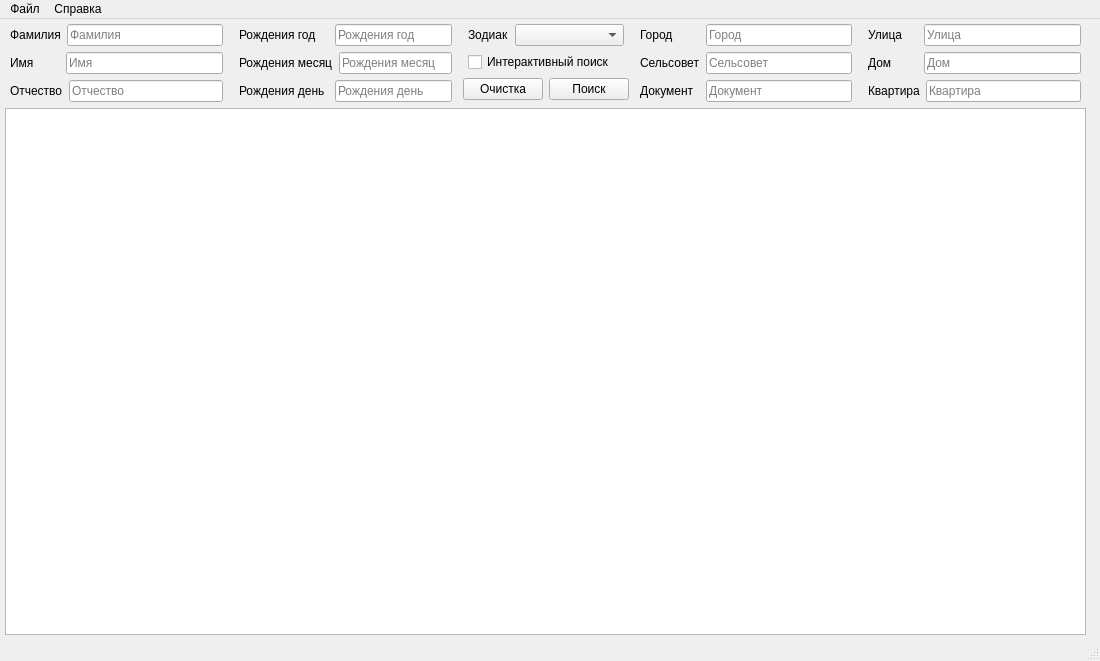
Old version of the form testBD.ui in the repository MindVersal/testPython.
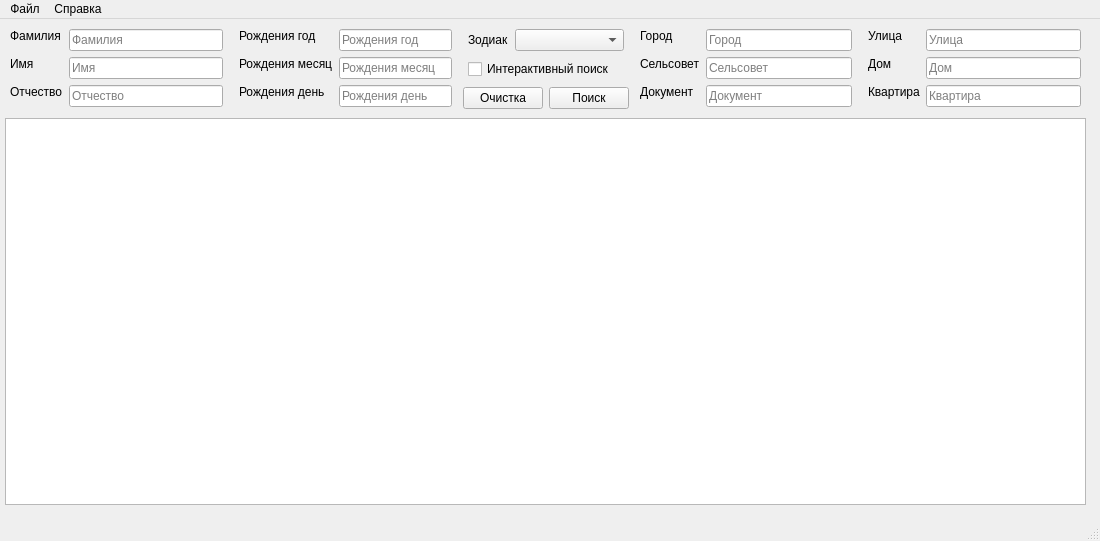
New version of the form. Icons and pictures are not drawn.

Patch:
```diff
--- a/testBD.ui
+++ b/testBD.ui
@@ -7,7 +7,7 @@
     <x>0</x>
     <y>0</y>
     <width>1100</width>
-    <height>661</height>
+    <height>537</height>
    </rect>
   </property>
   <property name="sizePolicy">
@@ -39,7 +39,7 @@
    <property name="minimumSize">
     <size>
      <width>1100</width>
-     <height>300</height>
+     <height>500</height>
     </size>
    </property>
    <property name="baseSize">
@@ -60,10 +60,10 @@
       <x>0</x>
       <y>0</y>
       <width>1091</width>
-      <height>621</height>
+      <height>491</height>
      </rect>
     </property>
-    <layout class="QGridLayout" name="grid_main_layout" columnstretch="0">
+    <layout class="QGridLayout" name="grid_main_layout" rowstretch="0,0" columnstretch="0">
      <property name="sizeConstraint">
       <enum>QLayout::SetDefaultConstraint</enum>
      </property>
@@ -79,29 +79,23 @@
      <property name="bottomMargin">
       <number>5</number>
      </property>
-     <item row="1" column="0">
-      <widget class="QTableView" name="tableView">
-       <property name="sizePolicy">
-        <sizepolicy hsizetype="Expanding" vsizetype="Expanding">
-         <horstretch>0</horstretch>
-         <verstretch>0</verstretch>
-        </sizepolicy>
-       </property>
-      </widget>
-     </item>
      <item row="0" column="0">
       <layout class="QHBoxLayout" name="horizontalLayout" stretch="0,0,1,0,0">
        <item>
-        <layout class="QVBoxLayout" name="vertical_layout_fio">
-         <item>
-          <layout class="QHBoxLayout" name="horizontal_layout_family">
+        <layout class="QFormLayout" name="form_layout_fio">
            <property name="leftMargin">
             <number>5</number>
            </property>
+         <property name="topMargin">
+          <number>5</number>
+         </property>
            <property name="rightMargin">
             <number>5</number>
            </property>
-           <item>
+         <property name="bottomMargin">
+          <number>5</number>
+         </property>
+         <item row="0" column="0">
             <widget class="QLabel" name="label_family">
              <property name="sizePolicy">
               <sizepolicy hsizetype="Fixed" vsizetype="Fixed">
@@ -121,9 +115,12 @@
              <property name="text">
               <string>Фамилия</string>
              </property>
-            </widget>
-           </item>
-           <item>
+           <property name="scaledContents">
+            <bool>false</bool>
+           </property>
+          </widget>
+         </item>
+         <item row="0" column="1">
             <widget class="QLineEdit" name="edit_family">
              <property name="sizePolicy">
               <sizepolicy hsizetype="Preferred" vsizetype="Fixed">
@@ -139,17 +136,7 @@
              </property>
             </widget>
            </item>
-          </layout>
-         </item>
-         <item>
-          <layout class="QHBoxLayout" name="horizontal_layout_name">
-           <property name="leftMargin">
-            <number>5</number>
-           </property>
-           <property name="rightMargin">
-            <number>5</number>
-           </property>
-           <item>
+         <item row="1" column="0">
             <widget class="QLabel" name="label_name">
              <property name="sizePolicy">
               <sizepolicy hsizetype="Fixed" vsizetype="Fixed">
@@ -168,7 +155,7 @@
              </property>
             </widget>
            </item>
-           <item>
+         <item row="1" column="1">
             <widget class="QLineEdit" name="edit_name">
              <property name="sizePolicy">
               <sizepolicy hsizetype="Preferred" vsizetype="Fixed">
@@ -184,17 +171,7 @@
              </property>
             </widget>
            </item>
-          </layout>
-         </item>
-         <item>
-          <layout class="QHBoxLayout" name="horizontal_layout_farther">
-           <property name="leftMargin">
-            <number>5</number>
-           </property>
-           <property name="rightMargin">
-            <number>5</number>
-           </property>
-           <item>
+         <item row="2" column="0">
             <widget class="QLabel" name="label_farther">
              <property name="sizePolicy">
               <sizepolicy hsizetype="Fixed" vsizetype="Fixed">
@@ -213,7 +190,7 @@
              </property>
             </widget>
            </item>
-           <item>
+         <item row="2" column="1">
             <widget class="QLineEdit" name="edit_farther">
              <property name="sizePolicy">
               <sizepolicy hsizetype="Preferred" vsizetype="Fixed">
@@ -231,19 +208,21 @@
            </item>
           </layout>
          </item>
-        </layout>
-       </item>
        <item>
-        <layout class="QVBoxLayout" name="vertical_layout_birthday">
-         <item>
-          <layout class="QHBoxLayout" name="horizontal_layout_birthday_year">
+        <layout class="QFormLayout" name="form_layout_birthday">
            <property name="leftMargin">
             <number>5</number>
            </property>
+         <property name="topMargin">
+          <number>5</number>
+         </property>
            <property name="rightMargin">
             <number>5</number>
            </property>
-           <item>
+         <property name="bottomMargin">
+          <number>5</number>
+         </property>
+         <item row="0" column="0">
             <widget class="QLabel" name="label_birthday_year">
              <property name="sizePolicy">
               <sizepolicy hsizetype="Fixed" vsizetype="Fixed">
@@ -262,7 +241,7 @@
              </property>
             </widget>
            </item>
-           <item>
+         <item row="0" column="1">
             <widget class="QLineEdit" name="edit_birthday_year">
              <property name="sizePolicy">
               <sizepolicy hsizetype="Preferred" vsizetype="Fixed">
@@ -278,17 +257,7 @@
              </property>
             </widget>
            </item>
-          </layout>
-         </item>
-         <item>
-          <layout class="QHBoxLayout" name="horizontal_layout_birthday_month">
-           <property name="leftMargin">
-            <number>5</number>
-           </property>
-           <property name="rightMargin">
-            <number>5</number>
-           </property>
-           <item>
+         <item row="1" column="0">
             <widget class="QLabel" name="label_birthday_month">
              <property name="sizePolicy">
               <sizepolicy hsizetype="Fixed" vsizetype="Fixed">
@@ -307,7 +276,7 @@
              </property>
             </widget>
            </item>
-           <item>
+         <item row="1" column="1">
             <widget class="QLineEdit" name="edit_birthday_month">
              <property name="sizePolicy">
               <sizepolicy hsizetype="Preferred" vsizetype="Fixed">
@@ -323,17 +292,7 @@
              </property>
             </widget>
            </item>
-          </layout>
-         </item>
-         <item>
-          <layout class="QHBoxLayout" name="horizontal_layout_birthday_day">
-           <property name="leftMargin">
-            <number>5</number>
-           </property>
-           <property name="rightMargin">
-            <number>5</number>
-           </property>
-           <item>
+         <item row="2" column="0">
             <widget class="QLabel" name="label_birthday_day">
              <property name="sizePolicy">
               <sizepolicy hsizetype="Fixed" vsizetype="Fixed">
@@ -352,7 +311,7 @@
              </property>
             </widget>
            </item>
-           <item>
+         <item row="2" column="1">
             <widget class="QLineEdit" name="edit_birthday_day">
              <property name="sizePolicy">
               <sizepolicy hsizetype="Preferred" vsizetype="Fixed">
@@ -370,8 +329,6 @@
            </item>
           </layout>
          </item>
-        </layout>
-       </item>
        <item>
         <layout class="QVBoxLayout" name="vertical_layout_addons">
          <item>
@@ -379,9 +336,15 @@
            <property name="leftMargin">
             <number>5</number>
            </property>
+           <property name="topMargin">
+            <number>3</number>
+           </property>
            <property name="rightMargin">
             <number>5</number>
            </property>
+           <property name="bottomMargin">
+            <number>0</number>
+           </property>
            <item>
             <widget class="QLabel" name="label_zodiak">
              <property name="sizePolicy">
@@ -469,16 +432,20 @@
         </layout>
        </item>
        <item>
-        <layout class="QVBoxLayout" name="vertical_layout_ksiva_poselenie">
-         <item>
-          <layout class="QHBoxLayout" name="horizontal_layout_city">
+        <layout class="QFormLayout" name="form_layout_city">
            <property name="leftMargin">
             <number>5</number>
            </property>
+         <property name="topMargin">
+          <number>5</number>
+         </property>
            <property name="rightMargin">
             <number>5</number>
            </property>
-           <item>
+         <property name="bottomMargin">
+          <number>5</number>
+         </property>
+         <item row="0" column="0">
             <widget class="QLabel" name="label_city">
              <property name="sizePolicy">
               <sizepolicy hsizetype="Fixed" vsizetype="Fixed">
@@ -497,7 +464,7 @@
              </property>
             </widget>
            </item>
-           <item>
+         <item row="0" column="1">
             <widget class="QLineEdit" name="edit_city">
              <property name="sizePolicy">
               <sizepolicy hsizetype="Preferred" vsizetype="Fixed">
@@ -513,17 +480,7 @@
              </property>
             </widget>
            </item>
-          </layout>
-         </item>
-         <item>
-          <layout class="QHBoxLayout" name="horizontal_layout_selsovet">
-           <property name="leftMargin">
-            <number>5</number>
-           </property>
-           <property name="rightMargin">
-            <number>5</number>
-           </property>
-           <item>
+         <item row="1" column="0">
             <widget class="QLabel" name="label_selsovet">
              <property name="sizePolicy">
               <sizepolicy hsizetype="Fixed" vsizetype="Fixed">
@@ -542,7 +499,7 @@
              </property>
             </widget>
            </item>
-           <item>
+         <item row="1" column="1">
             <widget class="QLineEdit" name="edit_selsovet">
              <property name="sizePolicy">
               <sizepolicy hsizetype="Preferred" vsizetype="Fixed">
@@ -558,17 +515,7 @@
              </property>
             </widget>
            </item>
-          </layout>
-         </item>
-         <item>
-          <layout class="QHBoxLayout" name="horizontal_layout_ksiva">
-           <property name="leftMargin">
-            <number>5</number>
-           </property>
-           <property name="rightMargin">
-            <number>5</number>
-           </property>
-           <item>
+         <item row="2" column="0">
             <widget class="QLabel" name="label_ksiva">
              <property name="sizePolicy">
               <sizepolicy hsizetype="Fixed" vsizetype="Fixed">
@@ -587,7 +534,7 @@
              </property>
             </widget>
            </item>
-           <item>
+         <item row="2" column="1">
             <widget class="QLineEdit" name="edit_ksiva">
              <property name="sizePolicy">
               <sizepolicy hsizetype="Preferred" vsizetype="Fixed">
@@ -605,19 +552,21 @@
            </item>
           </layout>
          </item>
-        </layout>
-       </item>
        <item>
-        <layout class="QVBoxLayout" name="vertical_layout_address">
-         <item>
-          <layout class="QHBoxLayout" name="horizontal_layout_street">
+        <layout class="QFormLayout" name="form_layout_address">
            <property name="leftMargin">
             <number>5</number>
            </property>
+         <property name="topMargin">
+          <number>5</number>
+         </property>
            <property name="rightMargin">
             <number>5</number>
            </property>
-           <item>
+         <property name="bottomMargin">
+          <number>5</number>
+         </property>
+         <item row="0" column="0">
             <widget class="QLabel" name="label_street">
              <property name="sizePolicy">
               <sizepolicy hsizetype="Fixed" vsizetype="Fixed">
@@ -636,7 +585,7 @@
              </property>
             </widget>
            </item>
-           <item>
+         <item row="0" column="1">
             <widget class="QLineEdit" name="edit_street">
              <property name="sizePolicy">
               <sizepolicy hsizetype="Preferred" vsizetype="Fixed">
@@ -652,17 +601,7 @@
              </property>
             </widget>
            </item>
-          </layout>
-         </item>
-         <item>
-          <layout class="QHBoxLayout" name="horizontal_layout_house">
-           <property name="leftMargin">
-            <number>5</number>
-           </property>
-           <property name="rightMargin">
-            <number>5</number>
-           </property>
-           <item>
+         <item row="1" column="0">
             <widget class="QLabel" name="label_house">
              <property name="sizePolicy">
               <sizepolicy hsizetype="Fixed" vsizetype="Fixed">
@@ -681,7 +620,7 @@
              </property>
             </widget>
            </item>
-           <item>
+         <item row="1" column="1">
             <widget class="QLineEdit" name="edit_house">
              <property name="sizePolicy">
               <sizepolicy hsizetype="Preferred" vsizetype="Fixed">
@@ -697,20 +636,7 @@
              </property>
             </widget>
            </item>
-          </layout>
-         </item>
-         <item>
-          <layout class="QHBoxLayout" name="horizontal_layout_flat">
-           <property name="leftMargin">
-            <number>5</number>
-           </property>
-           <property name="topMargin">
-            <number>0</number>
-           </property>
-           <property name="rightMargin">
-            <number>5</number>
-           </property>
-           <item>
+         <item row="2" column="0">
             <widget class="QLabel" name="label_flat">
              <property name="sizePolicy">
               <sizepolicy hsizetype="Fixed" vsizetype="Fixed">
@@ -729,7 +655,7 @@
              </property>
             </widget>
            </item>
-           <item>
+         <item row="2" column="1">
             <widget class="QLineEdit" name="edit_flat">
              <property name="sizePolicy">
               <sizepolicy hsizetype="Preferred" vsizetype="Fixed">
@@ -749,7 +675,21 @@
          </item>
         </layout>
        </item>
-      </layout>
+     <item row="1" column="0">
+      <widget class="QTableView" name="tableView">
+       <property name="sizePolicy">
+        <sizepolicy hsizetype="Expanding" vsizetype="Expanding">
+         <horstretch>0</horstretch>
+         <verstretch>0</verstretch>
+        </sizepolicy>
+       </property>
+       <property name="midLineWidth">
+        <number>0</number>
+       </property>
+       <property name="verticalScrollBarPolicy">
+        <enum>Qt::ScrollBarAsNeeded</enum>
+       </property>
+      </widget>
      </item>
     </layout>
    </widget>
```
Left out of the diff: 2 changed lines with no effect on the pictures. Lines whose indentation alone changed are shown as unchanged.
